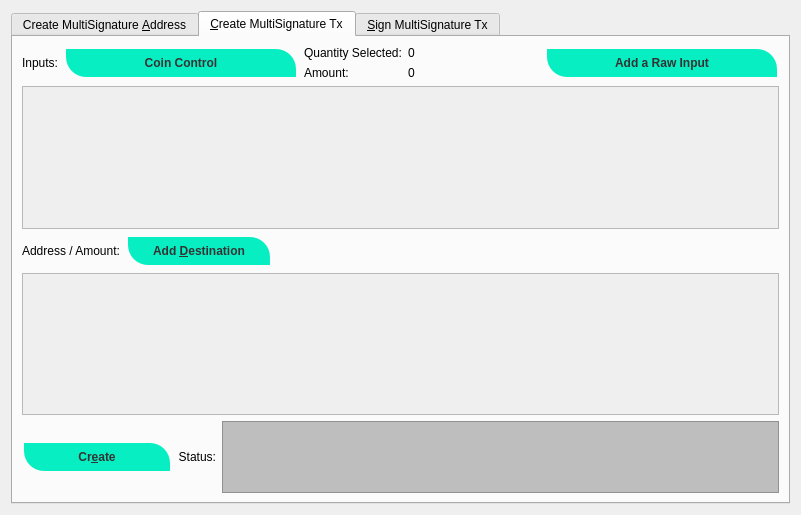
This is src/qt/forms/multisigdialog.ui in zestfoundation/ZestCoin as Qt 5 draws it before an edit. The edited form follows.
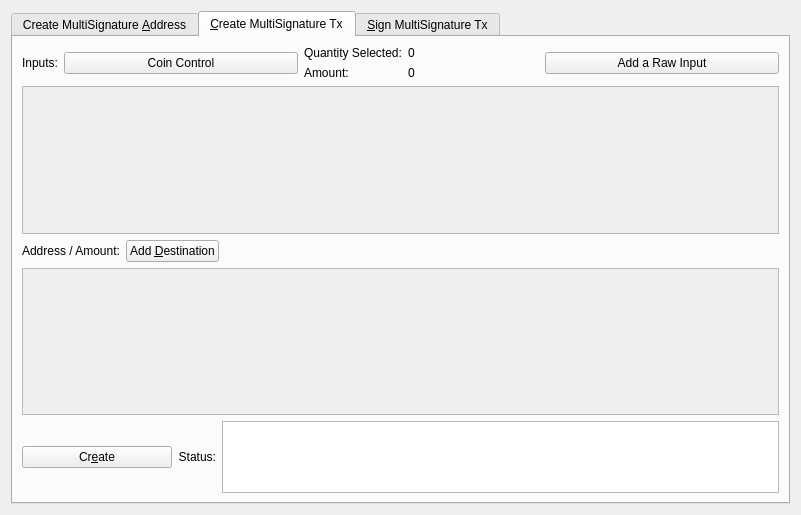
This is the edited form. Icons and pictures are not drawn.

Commit message: [GUI] UX overhaul Hide balances when empty (check options) Fixed label names Added locked coins

What changed in the file:
```diff
--- a/src/qt/forms/multisigdialog.ui
+++ b/src/qt/forms/multisigdialog.ui
@@ -22,30 +22,9 @@
   <layout class="QVBoxLayout" name="verticalLayout_8">
    <item>
     <widget class="QTabWidget" name="multisigTabWidget">
-     <property name="styleSheet">
-      <string notr="true">QScrollArea{border: 1px solid #5b4c7c;}
-QFrame{background-color:#f2f0f0;}
-QLabel{background-color:#ffffff;}
-QFrame &gt; QLabel{background-color:#f2f0f0;}</string>
-     </property>
-     <property name="tabShape">
-      <enum>QTabWidget::Rounded</enum>
-     </property>
      <property name="currentIndex">
       <number>1</number>
      </property>
-     <property name="elideMode">
-      <enum>Qt::ElideNone</enum>
-     </property>
-     <property name="documentMode">
-      <bool>false</bool>
-     </property>
-     <property name="tabsClosable">
-      <bool>false</bool>
-     </property>
-     <property name="tabBarAutoHide">
-      <bool>false</bool>
-     </property>
      <widget class="QWidget" name="addMultisigTab">
       <property name="sizePolicy">
        <sizepolicy hsizetype="Minimum" vsizetype="Minimum">
@@ -447,34 +426,6 @@
                  <verstretch>0</verstretch>
                 </sizepolicy>
                </property>
-               <property name="styleSheet">
-                <string notr="true"> .QPushButton {
-  background-color: #08EEC3;
-	border: 0;
-	color:#333;
-	font-size:12px;
-	font-weight:bold;
-	padding-left:25px;
-	padding-right:25px;
-	padding-top:1px;
-	padding-bottom:1px;
-	height: 26px;
-	margin: 2px;
-	border-top-right-radius: 20px;
-	border-bottom-left-radius: 20px;
-}
-
-
- .QPushButton:hover {
-background-color: #07BC9C;
-}
-
- .QPushButton:pressed{
-background-color: #09D9B7;
-	border:1px solid #333333;
-}
-</string>
-               </property>
                <property name="text">
                 <string>Coin Control</string>
                </property>
@@ -542,34 +493,6 @@
                <property name="toolTip">
                 <string>Add an input to fund the outputs</string>
                </property>
-               <property name="styleSheet">
-                <string notr="true"> .QPushButton {
-  background-color: #08EEC3;
-	border: 0;
-	color:#333;
-	font-size:12px;
-	font-weight:bold;
-	padding-left:25px;
-	padding-right:25px;
-	padding-top:1px;
-	padding-bottom:1px;
-	height: 26px;
-	margin: 2px;
-	border-top-right-radius: 20px;
-	border-bottom-left-radius: 20px;
-}
-
-
- .QPushButton:hover {
-background-color: #07BC9C;
-}
-
- .QPushButton:pressed{
-background-color: #09D9B7;
-	border:1px solid #333333;
-}
-</string>
-               </property>
                <property name="text">
                 <string>Add a Raw Input</string>
                </property>
@@ -626,10 +549,6 @@
             <layout class="QHBoxLayout" name="addDestinationLayout">
              <item>
               <widget class="QLabel" name="addDestinationLabel">
-               <property name="styleSheet">
-                <string notr="true">background:transparent;
-</string>
-               </property>
                <property name="text">
                 <string>Address / Amount:</string>
                </property>
@@ -646,34 +565,6 @@
                <property name="toolTip">
                 <string>Add destinations to send ZEST to</string>
                </property>
-               <property name="styleSheet">
-                <string notr="true"> .QPushButton {
-  background-color: #08EEC3;
-	border: 0;
-	color:#333;
-	font-size:12px;
-	font-weight:bold;
-	padding-left:25px;
-	padding-right:25px;
-	padding-top:1px;
-	padding-bottom:1px;
-	height: 26px;
-	margin: 2px;
-	border-top-right-radius: 20px;
-	border-bottom-left-radius: 20px;
-}
-
-
- .QPushButton:hover {
-background-color: #07BC9C;
-}
-
- .QPushButton:pressed{
-background-color: #09D9B7;
-	border:1px solid #333333;
-}
-</string>
-               </property>
                <property name="text">
                 <string>Add &amp;Destination</string>
                </property>
@@ -758,34 +649,6 @@
                <property name="toolTip">
                 <string>Create a transaction object using the given inputs to the given outputs</string>
                </property>
-               <property name="styleSheet">
-                <string notr="true"> .QPushButton {
-  background-color: #08EEC3;
-	border: 0;
-	color:#333;
-	font-size:12px;
-	font-weight:bold;
-	padding-left:25px;
-	padding-right:25px;
-	padding-top:1px;
-	padding-bottom:1px;
-	height: 26px;
-	margin: 2px;
-	border-top-right-radius: 20px;
-	border-bottom-left-radius: 20px;
-}
-
-
- .QPushButton:hover {
-background-color: #07BC9C;
-}
-
- .QPushButton:pressed{
-background-color: #09D9B7;
-	border:1px solid #333333;
-}
-</string>
-               </property>
                <property name="text">
                 <string>Cr&amp;eate</string>
                </property>
@@ -838,9 +701,6 @@
                <property name="sizeAdjustPolicy">
                 <enum>QAbstractScrollArea::AdjustToContents</enum>
                </property>
-               <property name="styleSheet">
-                <string notr="true">background:rgba(129, 129, 129,0.5);</string>
-               </property>
                <property name="readOnly">
                 <bool>true</bool>
                </property>
```
Left out of the diff: 255 changed lines with no effect on the pictures. The commit also changes 30 other files.
